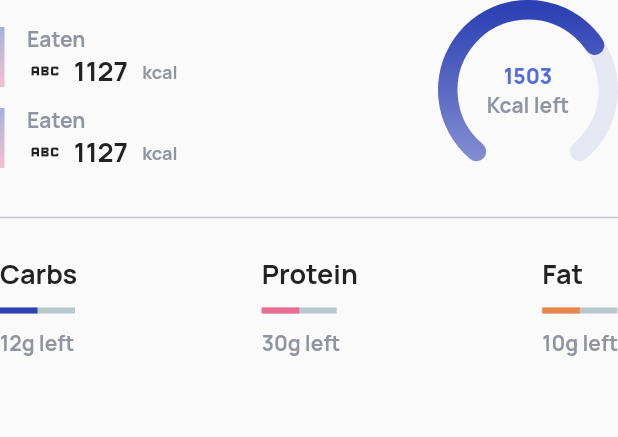
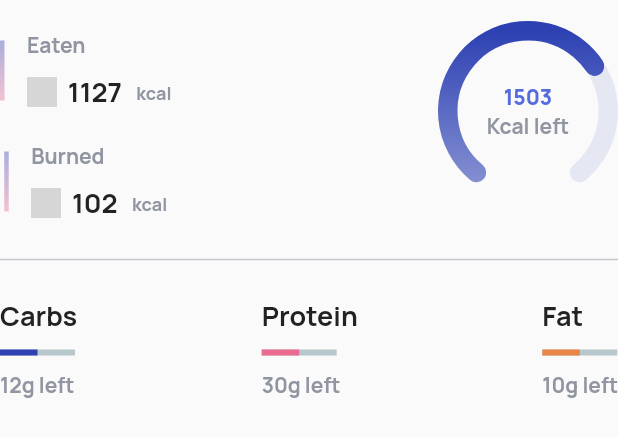
Before and after one commit to dikkisetiawan/diet_journal, a Flutter app: what mainStat() shows on an empty page, opened directly, on a phone screen of 412 x 824 dp. Shown: the top 437 px of the screen. Run offline on Flutter 3.47's test engine with Material 2 defaults, Android fonts, the light colour scheme and no system bars; drawn by our look-alikes of percent_indicator; our stand-ins replace google_fonts; grey boxes are pictures that could not be loaded.

Commit message:
replace icons and images

```diff
--- a/lib/screens/ui/home_page.dart
+++ b/lib/screens/ui/home_page.dart
@@ -44,7 +44,10 @@ Widget mainStat() {
       Row(
         children: [
           Column(
-            children: [consumedWiget(), consumedWiget()],
+            children: [
+              consumedWiget('Eaten', 1127, 'myassets/noodle.png'),
+              consumedWiget('Burned', 102, 'myassets/fire.png')
+            ],
           ),
           const Spacer(),
           circularIndicator()
@@ -130,9 +133,9 @@ Widget indicatorWidget(String title, int number, Color mainColor) {
   );
 }
 
-Widget consumedWiget() {
+Widget consumedWiget(String title, int number, String assetName) {
   return Container(
-    margin: const EdgeInsets.only(top: 10.0),
+    margin: const EdgeInsets.only(top: 20.0),
     child: Row(
       children: [
         Container(
@@ -152,14 +155,17 @@ Widget consumedWiget() {
           crossAxisAlignment: CrossAxisAlignment.start,
           children: [
             Text(
-              'Eaten',
+              title,
               style: greyTextStyle.copyWith(fontSize: 14.0),
+            ),
+            SizedBox(
+              height: 10.0,
             ),
             Row(
               children: [
-                const Icon(Icons.abc),
+                Image(width: 20, height: 20, image: AssetImage(assetName)),
                 Text(
-                  '  1127  ',
+                  '  $number  ',
                   style: blackTextStyle.copyWith(fontSize: 18.0),
                 ),
                 Text(
@@ -186,20 +192,24 @@ Widget mealListCategory() {
             title: 'Breakfast',
             description: 'Bread, Peanut Butter, Apple',
             number: 525,
-            colors: [kOrangeColor, Colors.orange.shade200]),
+            colors: [kOrangeColor, Colors.orange.shade200],
+            assetName: 'myassets/breakfast.png'),
         mealCategoryItem(
             title: 'Lunch',
             description: 'Salmon, Mixed Veggies,Avocado',
             number: 602,
-            colors: [kPrimaryColor, Colors.lightBlueAccent.shade200]),
+            colors: [kPrimaryColor, Colors.lightBlueAccent.shade200],
+            assetName: 'myassets/lunch.png'),
         mealCategoryItem(
             title: 'Snack',
             description: 'Recommended 800 ',
-            colors: [kSecondaryColor, Colors.pinkAccent.withOpacity(0.7)]),
+            colors: [kSecondaryColor, Colors.pinkAccent.withOpacity(0.7)],
+            assetName: 'myassets/watermelon.png'),
         mealCategoryItem(
             title: 'Dinner',
             description: 'Recommended 703 ',
-            colors: [kPrimaryColor, Colors.blue.shade200]),
+            colors: [kPrimaryColor, Colors.blue.shade200],
+            assetName: 'myassets/beef.png'),
       ],
     ),
   );
@@ -209,7 +219,8 @@ Widget mealCategoryItem(
     {required String title,
     required String description,
     int? number,
-    required List<Color> colors}) {
+    required List<Color> colors,
+    required String assetName}) {
   return Stack(
     children: [
       Container(
@@ -227,6 +238,7 @@ Widget mealCategoryItem(
             borderRadius: kBorderRadius),
         child: Stack(
           children: [
+            //white circle
             Positioned(
                 top: -60,
                 left: -50,
@@ -278,7 +290,20 @@ Widget mealCategoryItem(
           ],
         ),
       ),
-      Positioned(top: -5, left: 20, child: FlutterLogo(size: 70)),
+      Positioned(
+          top: 5,
+          left: 20,
+          child: Container(
+              //imitate the image shadow
+              decoration: BoxDecoration(shape: BoxShape.circle, boxShadow: [
+                BoxShadow(
+                    blurRadius: 20.0,
+                    color: Colors.black38.withOpacity(0.2),
+                    spreadRadius: 2.0,
+                    offset: Offset(8.0, 8.0))
+              ]),
+              child:
+                  Image(width: 60, height: 70, image: AssetImage(assetName)))),
     ],
   );
 }
--- a/pubspec.yaml
+++ b/pubspec.yaml
@@ -62,9 +62,8 @@ flutter:
   uses-material-design: true
 
   # To add assets to your application, add an assets section, like this:
-  # assets:
-  #   - images/a_dot_burr.jpeg
-  #   - images/a_dot_ham.jpeg
+  assets:
+    - myassets/
 
   # An image asset can refer to one or more resolution-specific "variants", see
   # https://flutter.dev/assets-and-images/#resolution-aware
```
